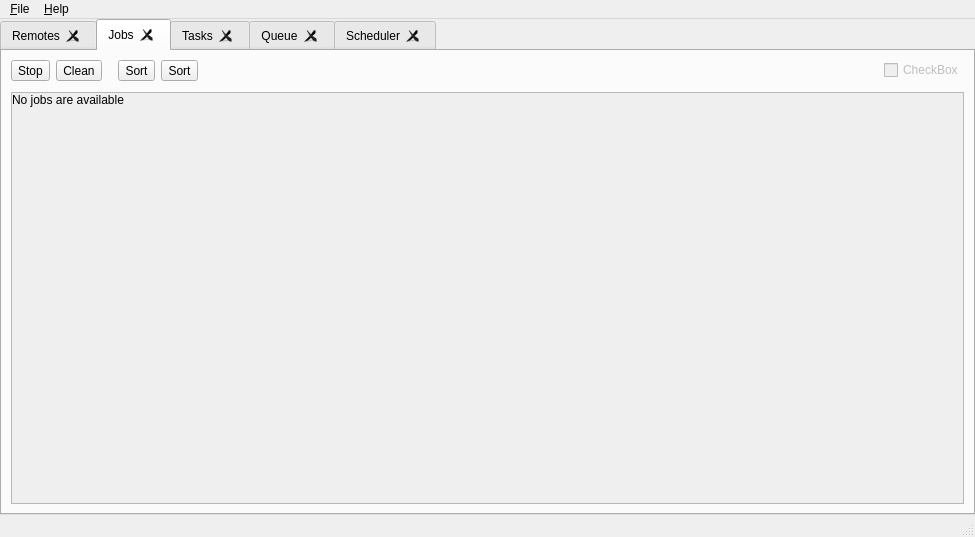
Old version of the form src/main_window.ui in the repository shahidabrar/RcloneBrowser.
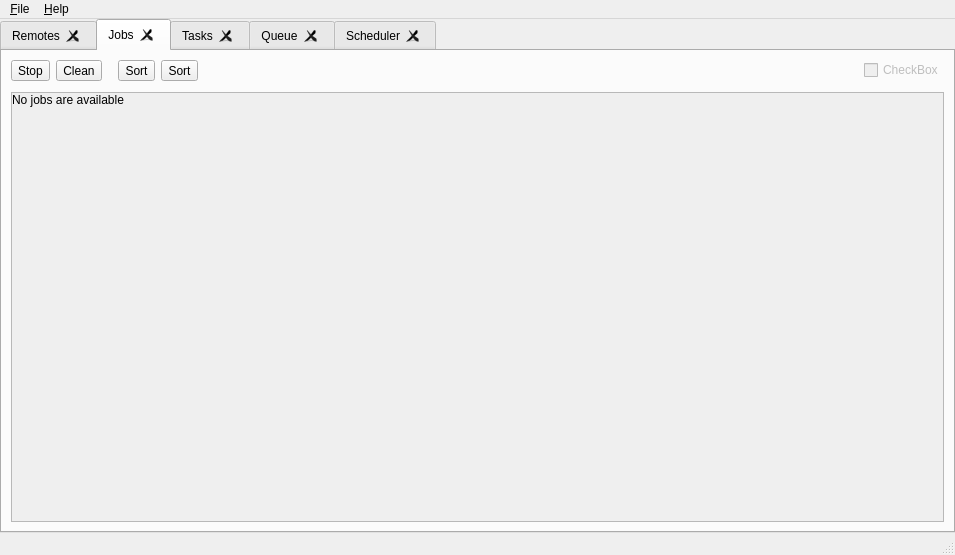
New version of the form. The open tabs and pages were chosen to show the change.

Diff of the .ui file:
```diff
--- a/src/main_window.ui
+++ b/src/main_window.ui
@@ -6,8 +6,8 @@
    <rect>
     <x>0</x>
     <y>0</y>
-    <width>975</width>
-    <height>537</height>
+    <width>955</width>
+    <height>555</height>
    </rect>
   </property>
   <property name="windowTitle">
@@ -279,8 +279,8 @@
             <rect>
              <x>0</x>
              <y>0</y>
-             <width>927</width>
-             <height>371</height>
+             <width>907</width>
+             <height>389</height>
             </rect>
            </property>
            <layout class="QVBoxLayout" name="verticalLayout_4">
@@ -910,7 +910,7 @@
     <rect>
      <x>0</x>
      <y>0</y>
-     <width>975</width>
+     <width>955</width>
      <height>22</height>
     </rect>
    </property>
```
Left out of the diff: 10 changed lines with no effect on the pictures.
